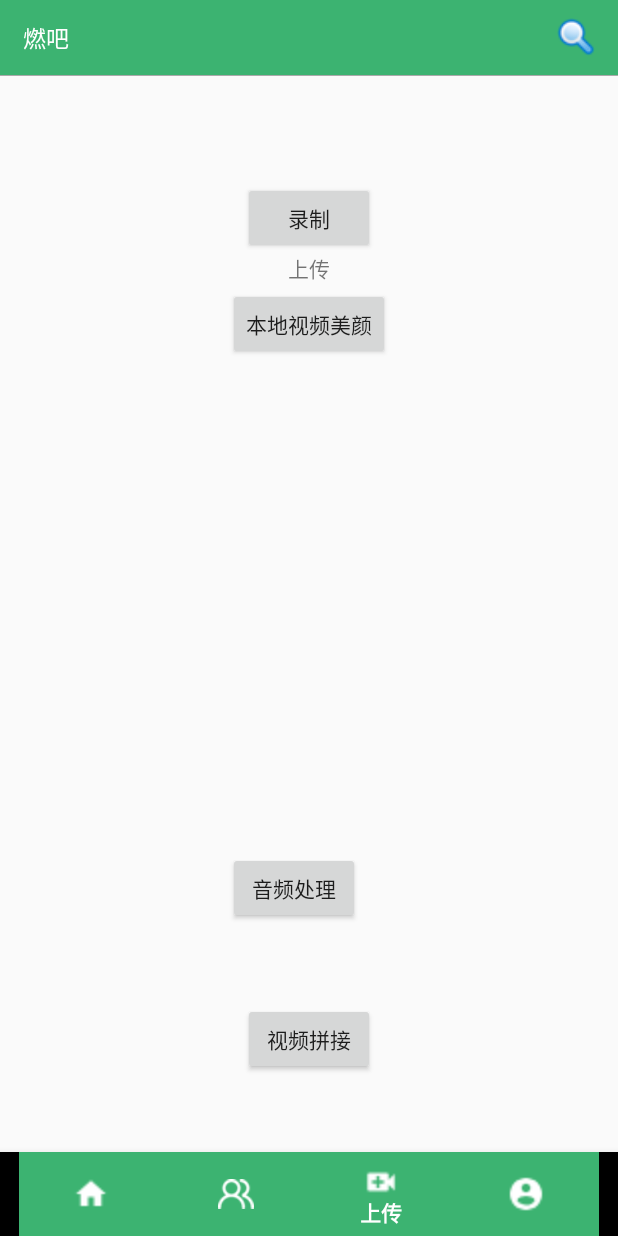
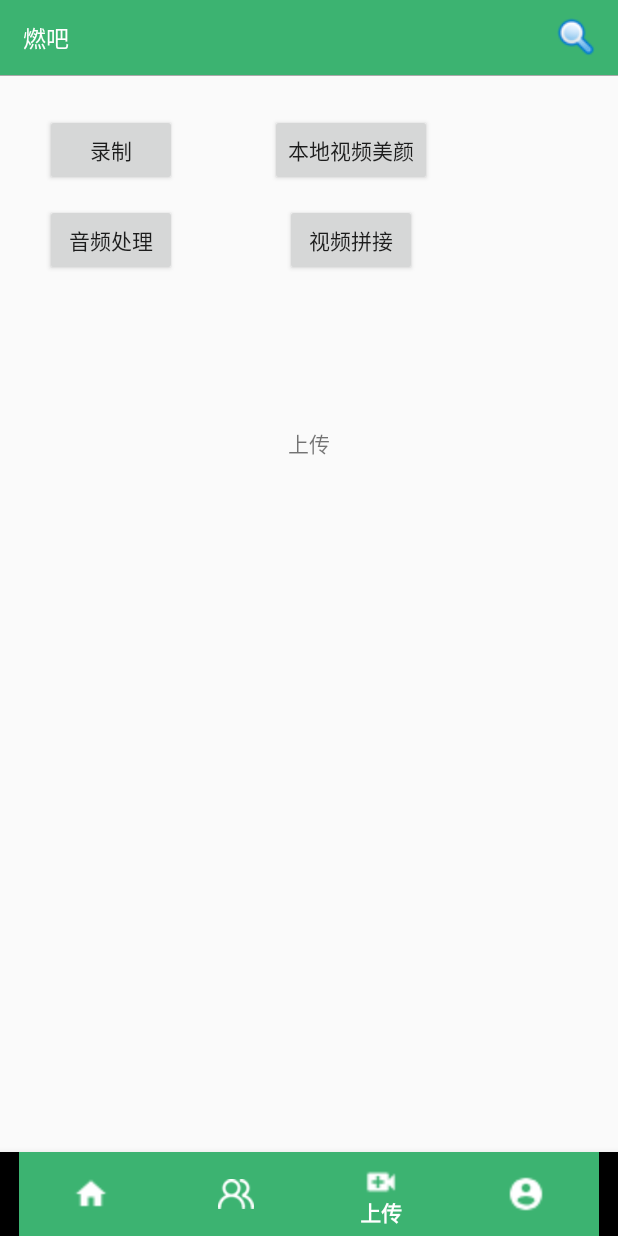
Before and after one commit to qiaosisi/ranba_android, an Android app: the screen it shows after launch (MainActivity), item 3 of the bottom bar chosen, on a phone screen of 412 x 824 dp. Run offline under Robolectric (Android 15) with nearby library versions, the phone set to English and light mode, and no system bars.

Commit message:
梳理页面

```diff
--- a/ranba_android/src/main/java/com/example/nimei1/ranba/UploadFragment.java
+++ b/ranba_android/src/main/java/com/example/nimei1/ranba/UploadFragment.java
@@ -1,31 +1,63 @@
 package com.example.nimei1.ranba;
 
 
+import android.content.Intent;
 import android.os.Bundle;
 import android.support.v4.app.Fragment;
 import android.view.LayoutInflater;
 import android.view.View;
 import android.view.ViewGroup;
+import android.widget.Button;
 
-import com.example.nimei1.ranba.R;
+import com.example.nimei1.ranba.activity.AudioEditorActivity;
+import com.example.nimei1.ranba.activity.RecordedActivity;
+import com.example.nimei1.ranba.activity.VideoConnectActivity;
+import com.example.nimei1.ranba.activity.VideoSelectActivity;
 
 
 /**
  * A simple {@link Fragment} subclass.
  */
-public class UploadFragment extends Fragment {
-
+public class UploadFragment extends Fragment implements View.OnClickListener{
 
     public UploadFragment() {
         // Required empty public constructor
     }
 
-
     @Override
     public View onCreateView(LayoutInflater inflater, ViewGroup container,
                              Bundle savedInstanceState) {
+        View view = inflater.inflate(R.layout.fragment_upload, container, false);
+        Button recordBtn = (Button)view.findViewById(R.id.record_activity);
+        Button selectBtn = (Button) view.findViewById(R.id.select_activity);
+        Button audioBtn = (Button) view.findViewById(R.id.audio_activity);
+        Button videoBtn = (Button) view.findViewById(R.id.video_connect);
+
+        recordBtn.setOnClickListener(this);
+        selectBtn.setOnClickListener(this);
+        audioBtn.setOnClickListener(this);
+        videoBtn.setOnClickListener(this);
+
         // Inflate the layout for this fragment
-        return inflater.inflate(R.layout.fragment_upload, container, false);
+        return view;
     }
 
+    @Override
+    public void onClick(View v) {
+        switch (v.getId()){
+            case R.id.record_activity:
+                Intent intent = new Intent(getActivity(),RecordedActivity.class);
+                startActivity(intent);
+            case R.id.select_activity:
+                VideoSelectActivity.openActivity(getActivity());
+                break;
+            case R.id.audio_activity:
+                startActivity(new Intent(getActivity() , AudioEditorActivity.class));
+                break;
+            case R.id.video_connect:
+//                Toast.makeText(this,"该功能还未完成！！！",Toast.LENGTH_SHORT).show();
+                startActivity(new Intent(getActivity() , VideoConnectActivity.class));
+                break;
+        }
+    }
 }
--- a/ranba_android/src/main/java/com/example/nimei1/ranba/activity/MainActivity.java
+++ b/ranba_android/src/main/java/com/example/nimei1/ranba/activity/MainActivity.java
@@ -1,14 +1,11 @@
 package com.example.nimei1.ranba.activity;
 
-import android.content.Intent;
 import android.os.Bundle;
 import android.support.annotation.NonNull;
 import android.support.design.widget.BottomNavigationView;
 import android.support.v4.app.Fragment;
 import android.support.v4.app.FragmentTransaction;
 import android.view.MenuItem;
-import android.view.View;
-import android.widget.Button;
 import android.widget.FrameLayout;
 
 import com.example.nimei1.ranba.AccountFragment;
@@ -18,7 +15,7 @@ import com.example.nimei1.ranba.HomeFragment;
 import com.example.nimei1.ranba.R;
 import com.example.nimei1.ranba.UploadFragment;
 
-public class MainActivity extends BaseActivity implements View.OnClickListener {
+public class MainActivity extends BaseActivity {
 
     private BottomNavigationView mMainNav;
     private FrameLayout mMainFrame;
@@ -32,17 +29,6 @@ public class MainActivity extends BaseActivity implements View.OnClickListener {
     protected void onCreate(Bundle savedInstanceState) {
         super.onCreate(savedInstanceState);
         setContentView(R.layout.activity_main);
-
-        // 视频录制
-        Button recordBtn = (Button) findViewById(R.id.record_activity);
-        Button selectBtn = (Button) findViewById(R.id.select_activity);
-        Button audioBtn = (Button) findViewById(R.id.audio_activity);
-        Button videoBtn = (Button) findViewById(R.id.video_connect);
-
-        recordBtn.setOnClickListener(this);
-        selectBtn.setOnClickListener(this);
-        audioBtn.setOnClickListener(this);
-        videoBtn.setOnClickListener(this);
 
         mMainFrame = (FrameLayout) findViewById(R.id.main_frame);
         mMainNav = (BottomNavigationView) findViewById(R.id.main_nav);
@@ -90,23 +76,4 @@ public class MainActivity extends BaseActivity implements View.OnClickListener {
         fragmentTransaction.commit();
     }
 
-    @Override
-    public void onClick(View v) {
-        switch (v.getId()){
-            case R.id.record_activity:
-                startActivity(new Intent(MainActivity.this , RecordedActivity.class));
-                break;
-            case R.id.select_activity:
-                VideoSelectActivity.openActivity(this);
-                break;
-            case R.id.audio_activity:
-                startActivity(new Intent(MainActivity.this , AudioEditorActivity.class));
-                break;
-            case R.id.video_connect:
-//                Toast.makeText(this,"该功能还未完成！！！",Toast.LENGTH_SHORT).show();
-                startActivity(new Intent(MainActivity.this , VideoConnectActivity.class));
-                break;
-        }
-    }
-
 }
--- a/ranba_android/src/main/res/layout/activity_main.xml
+++ b/ranba_android/src/main/res/layout/activity_main.xml
@@ -22,7 +22,7 @@
     <FrameLayout
         android:id="@+id/main_frame"
         android:layout_width="match_parent"
-        android:layout_height="245dp"
+        android:layout_height="479dp"
         android:layout_alignParentStart="true"
         android:layout_alignParentTop="true"
         android:layout_marginTop="56dp"></FrameLayout>
@@ -44,44 +44,4 @@
         app:title_visible="true"
         tools:context="com.example.nimei1.ranba.activity.MainActivity"></com.example.nimei1.ranba.CustomToolBar>
 
-    <Button
-        android:id="@+id/record_activity"
-        android:layout_width="wrap_content"
-        android:layout_height="wrap_content"
-        android:layout_alignParentTop="true"
-        android:layout_centerHorizontal="true"
-        android:layout_gravity="center_horizontal"
-        android:layout_marginTop="121dp"
-        android:text="@string/record" />
-
-    <Button
-        android:id="@+id/select_activity"
-        android:layout_width="wrap_content"
-        android:layout_height="wrap_content"
-        android:layout_alignParentTop="true"
-        android:layout_centerHorizontal="true"
-        android:layout_gravity="center_horizontal"
-        android:layout_marginTop="192dp"
-        android:text="@string/local_video_beauty" />
-
-    <Button
-        android:id="@+id/audio_activity"
-        android:layout_width="wrap_content"
-        android:layout_height="wrap_content"
-        android:layout_alignParentBottom="true"
-        android:layout_alignStart="@+id/select_activity"
-        android:layout_gravity="center_horizontal"
-        android:layout_marginBottom="208dp"
-        android:text="@string/audio_editor" />
-
-    <Button
-        android:id="@+id/video_connect"
-        android:layout_width="wrap_content"
-        android:layout_height="wrap_content"
-        android:layout_alignParentBottom="true"
-        android:layout_centerHorizontal="true"
-        android:layout_gravity="center_horizontal"
-        android:layout_marginBottom="107dp"
-        android:text="@string/video_connect" />
-
 </RelativeLayout>
--- a/ranba_android/src/main/res/layout/fragment_home.xml
+++ b/ranba_android/src/main/res/layout/fragment_home.xml
@@ -9,9 +9,9 @@
     <TextView
         android:layout_width="match_parent"
         android:layout_height="wrap_content"
-        android:text="@string/nav_home"
+        android:layout_gravity="center"
         android:textAlignment="center"
-        android:layout_marginBottom="100dp"
+        android:text="@string/nav_home_show"
         android:textColor="@color/black" />
 
 </FrameLayout>
--- a/ranba_android/src/main/res/layout/fragment_upload.xml
+++ b/ranba_android/src/main/res/layout/fragment_upload.xml
@@ -13,4 +13,37 @@
         android:textAlignment="center"
         android:text="@string/nav_upload" />
 
+    <Button
+        android:id="@+id/record_activity"
+        android:layout_width="wrap_content"
+        android:layout_height="wrap_content"
+        android:layout_marginTop="20dp"
+        android:layout_marginStart="30dp"
+        android:text="@string/record" />
+
+    <Button
+        android:id="@+id/select_activity"
+        android:layout_width="wrap_content"
+        android:layout_height="wrap_content"
+        android:layout_marginTop="20dp"
+        android:layout_marginStart="180dp"
+        android:text="@string/local_video_beauty" />
+
+    <Button
+        android:id="@+id/audio_activity"
+        android:layout_width="wrap_content"
+        android:layout_height="wrap_content"
+        android:layout_marginTop="80dp"
+        android:layout_marginStart="30dp"
+        android:text="@string/audio_editor" />
+
+    <Button
+        android:id="@+id/video_connect"
+        android:layout_width="wrap_content"
+        android:layout_height="wrap_content"
+        android:layout_marginTop="80dp"
+        android:layout_marginStart="190dp"
+        android:text="@string/video_connect"
+        android:visibility="visible" />
+
 </FrameLayout>
```
